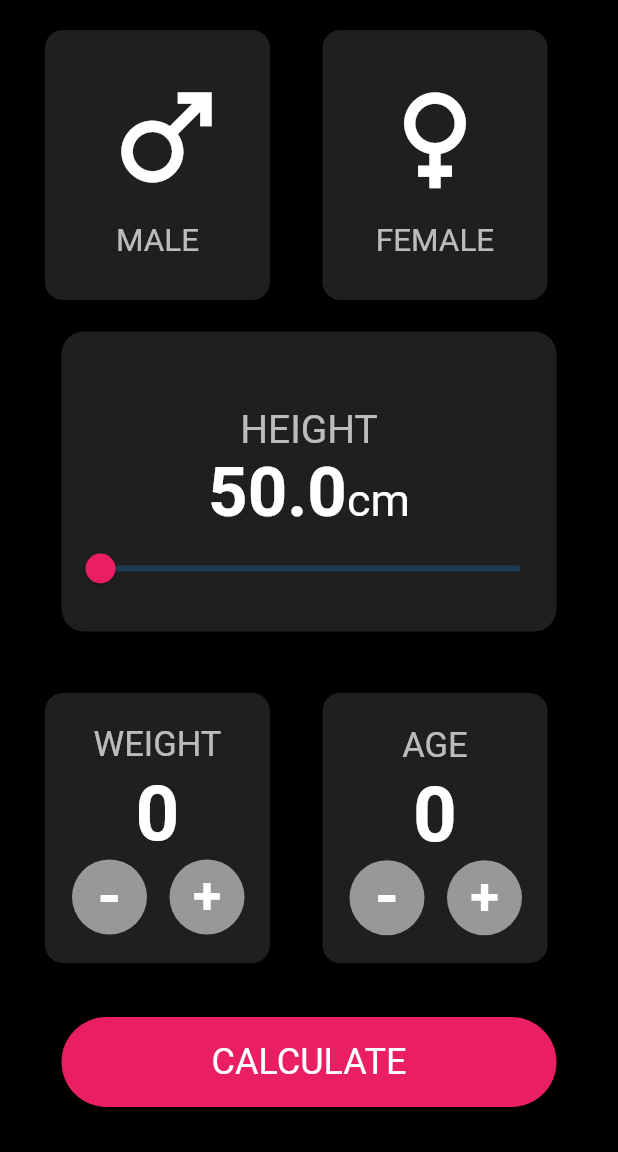
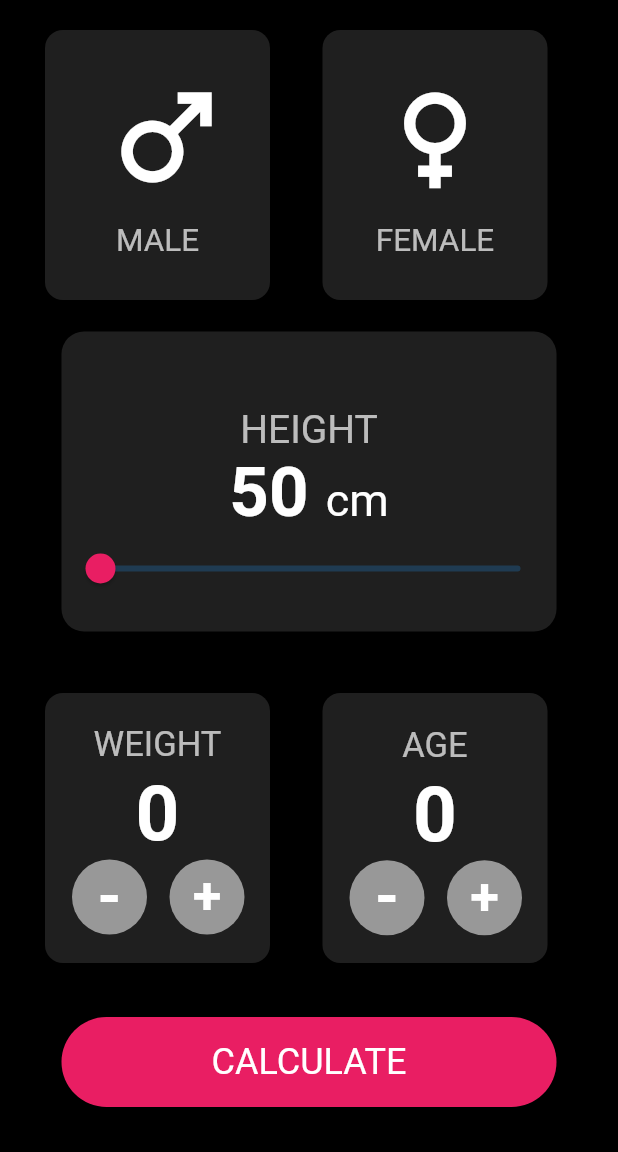
Before and after one commit to Jayraj185/bmi_calculator, a Flutter app: the screen it shows after launch, after a tap on the "refresh" icon, on a phone screen of 412 x 824 dp, the part 84-1236 px from its top. Run offline on Flutter 3.47's test engine with Material 2 defaults, Android fonts, the phone set to English and light mode, and no system bars.

Commit message:
bug solve

```diff
--- a/lib/screens/HomeScreen/provider/HomeProvider.dart
+++ b/lib/screens/HomeScreen/provider/HomeProvider.dart
@@ -7,7 +7,7 @@ class HomeProvider extends ChangeNotifier
 {
   bool vis = false;
   bool vis2 = false;
-  double height = 50;
+  int height = 50;
   double cm = 0;
   int weight = 0;
   int age = 0;
@@ -27,7 +27,7 @@ class HomeProvider extends ChangeNotifier
   }
   void ChangeHeight(value)
   {
-    height = double.parse((value).toStringAsFixed(0));
+    height = value;
     notifyListeners();
   }
   void MinWeight()
--- a/lib/screens/HomeScreen/view/HomePage.dart
+++ b/lib/screens/HomeScreen/view/HomePage.dart
@@ -52,11 +52,12 @@ class _HomeScreenState extends State<HomeScreen> with TickerProviderStateMixin{
                     child: IconButton(
                       icon: Icon(Icons.refresh,color: Colors.white,),
                       onPressed: (){
-                        if(ProviderTrue!.weight != 0)
+                          if(ProviderTrue!.weight != 0 && ProviderTrue!.age != 0 && (ProviderTrue!.vis || ProviderTrue!.vis2))
                             {
                             ProviderFalse!.Refresh();
                             }
-                        else{
+                          else
+                            {
                             animationController2!.forward();
                               Timer(Duration(seconds: 1), () {
                                 if(animationController2!.isAnimating)
@@ -64,7 +65,6 @@ class _HomeScreenState extends State<HomeScreen> with TickerProviderStateMixin{
                                     animationController2!.reset();
                                   }
                                 });
-
                             }
                       },
                     ),
@@ -170,17 +170,20 @@ class _HomeScreenState extends State<HomeScreen> with TickerProviderStateMixin{
                                 RichText(
                                     text: TextSpan(
                                         children: [
-                                          TextSpan(text: "${ProviderTrue!.height}",style: TextStyle(fontSize: 46,color: Colors.white,fontWeight: FontWeight.bold)),
+                                          TextSpan(text: "${ProviderTrue!.height} ",style: TextStyle(fontSize: 46,color: Colors.white,fontWeight: FontWeight.bold)),
                                           TextSpan(text: "cm", style: TextStyle(color: Colors.white,fontSize: 30),),
                                         ]
                                     )
                                 ),
-                                Slider(value: ProviderTrue!.height, onChanged: (double value){
-                                  ProviderTrue!.ChangeHeight(value);
+                                Slider(value: ProviderTrue!.height.toDouble(),
+                                  onChanged: (double value){
+                                  ProviderFalse!.ChangeHeight(value.round());
                                 },
                                   min: 50,
                                   max: 300,divisions: 300,
+                                  label: "${ProviderTrue!.height}",
                                   activeColor: Colors.pink,
+
                                 )
                               ],
                             ),
```
Lines whose indentation alone changed are shown as unchanged.
